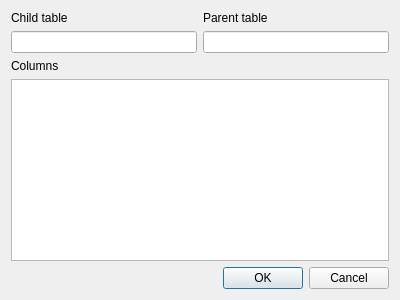
Before: the Qt Designer form src/schema2/schema2relationdialog2.ui in mugiseyebrows/mugi-query, drawn with Qt 5.
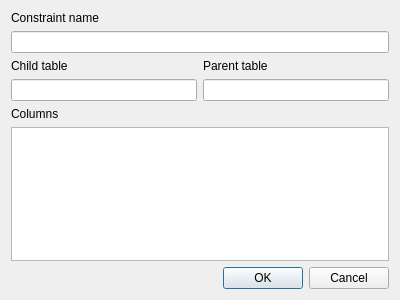
After: the same form once the commit is applied.

Patch:
```diff
--- a/src/schema2/schema2relationdialog2.ui
+++ b/src/schema2/schema2relationdialog2.ui
@@ -16,36 +16,53 @@
   <layout class="QVBoxLayout" name="verticalLayout">
    <item>
     <layout class="QGridLayout" name="gridLayout">
-     <item row="0" column="0">
-      <widget class="QLabel" name="label_3">
-       <property name="text">
-        <string>Child table</string>
-       </property>
-      </widget>
-     </item>
-     <item row="0" column="1">
+     <item row="4" column="1">
       <widget class="QLabel" name="label">
        <property name="text">
         <string>Parent table</string>
        </property>
       </widget>
      </item>
-     <item row="1" column="0">
+     <item row="7" column="0" colspan="2">
+      <widget class="QTableView" name="columns">
+       <attribute name="horizontalHeaderVisible">
+        <bool>false</bool>
+       </attribute>
+       <attribute name="horizontalHeaderStretchLastSection">
+        <bool>true</bool>
+       </attribute>
+      </widget>
+     </item>
+     <item row="5" column="0">
       <widget class="QLineEdit" name="childTable"/>
      </item>
-     <item row="1" column="1">
-      <widget class="QLineEdit" name="parentTable"/>
+     <item row="2" column="0">
+      <widget class="QLabel" name="label_4">
+       <property name="text">
+        <string>Constraint name</string>
+       </property>
+      </widget>
      </item>
-     <item row="3" column="0" colspan="2">
-      <widget class="QTableView" name="columns"/>
-     </item>
-     <item row="2" column="0" colspan="2">
+     <item row="6" column="0" colspan="2">
       <widget class="QLabel" name="label_2">
        <property name="text">
         <string>Columns</string>
        </property>
       </widget>
      </item>
+     <item row="5" column="1">
+      <widget class="QLineEdit" name="parentTable"/>
+     </item>
+     <item row="4" column="0">
+      <widget class="QLabel" name="label_3">
+       <property name="text">
+        <string>Child table</string>
+       </property>
+      </widget>
+     </item>
+     <item row="3" column="0" colspan="2">
+      <widget class="QLineEdit" name="constraintName"/>
+     </item>
     </layout>
    </item>
    <item>
```
